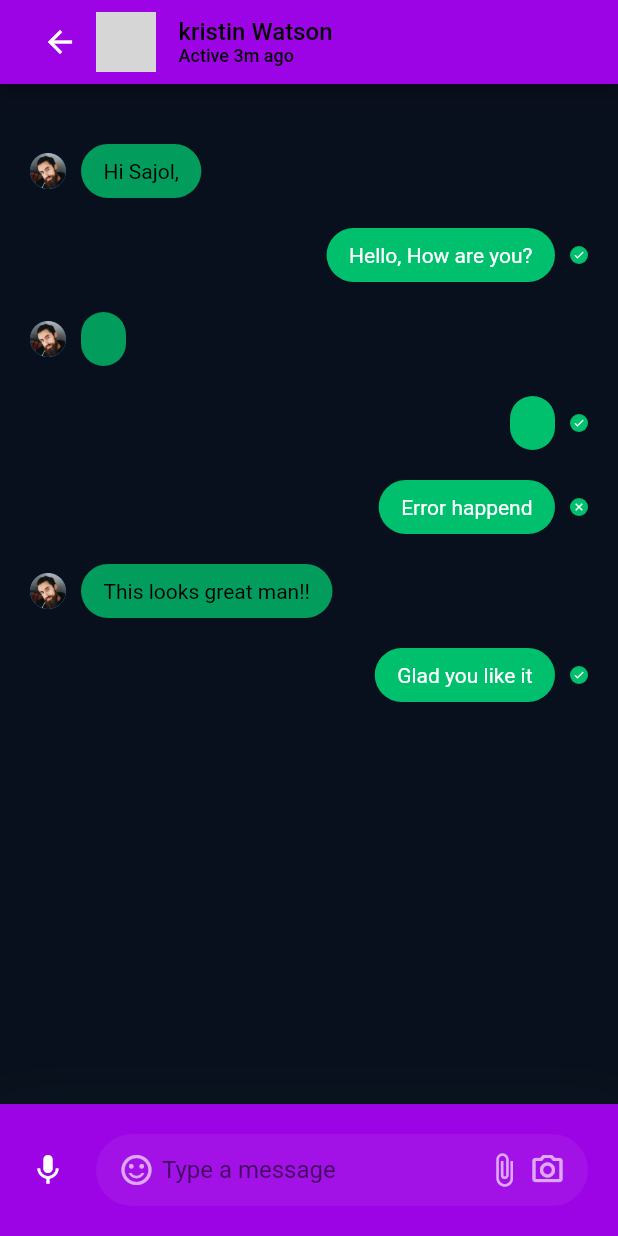
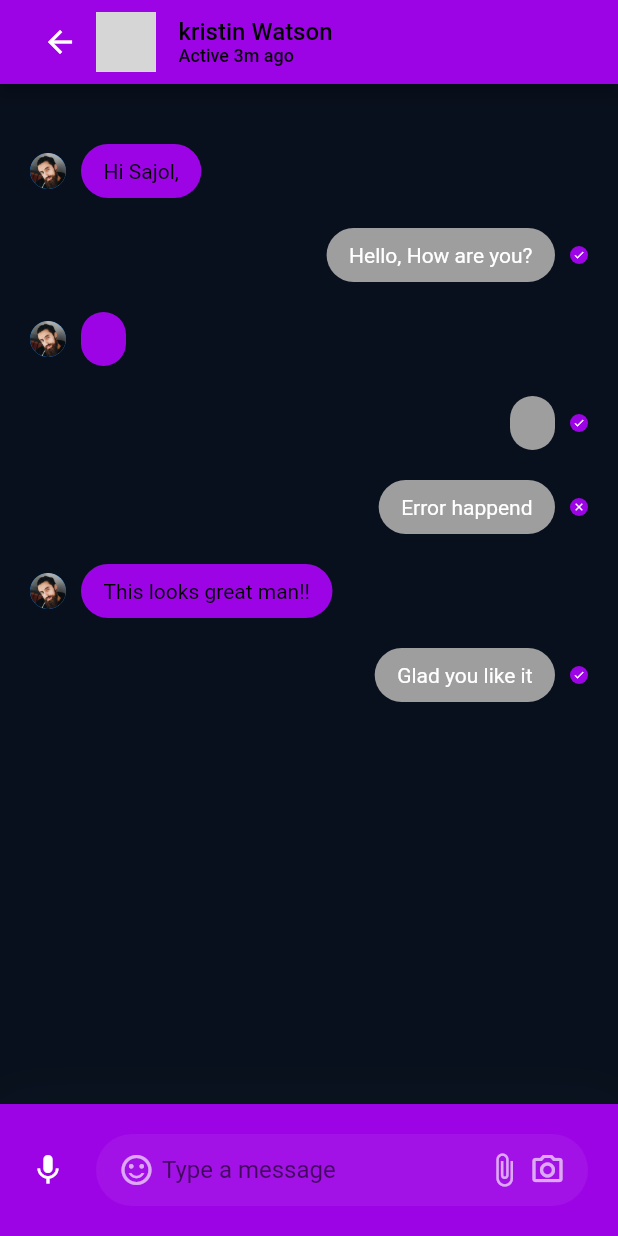
Before and after one commit to MohamedCharaabi/wassalnitn, a Flutter app: the MessagesScreen screen opened directly, on a phone screen of 412 x 824 dp. Run offline on Flutter 3.47's test engine with Material 2 defaults, Android fonts, the light colour scheme and no system bars; our stand-ins replace cloud_firestore, curved_navigation_bar, firebase_auth, firebase_core, fluttertoast, geolocator and 5 more; missing offline and left inert: dart:ffi, geoflutterfire; accounts and stored records are empty; grey boxes are pictures that could not be loaded.

Commit message:
Thank you chraabi for ur support and motivate

```diff
--- a/wassalni/lib/views/screens/messages/Components/messages.dart
+++ b/wassalni/lib/views/screens/messages/Components/messages.dart
@@ -50,7 +50,7 @@ class MessageStatusDot extends StatelessWidget {
       height: 12,
       width: 12,
       decoration: BoxDecoration(
-        color: kPrimaryColor,
+        color: mainColor,
         shape: BoxShape.circle,
       ),
       child: Icon(
--- a/wassalni/lib/views/screens/messages/Components/text_message.dart
+++ b/wassalni/lib/views/screens/messages/Components/text_message.dart
@@ -14,7 +14,7 @@ class TextMessage extends StatelessWidget {
       padding: EdgeInsets.symmetric(
           horizontal: kDefaultPadding * 0.75, vertical: kDefaultPadding / 2),
       decoration: BoxDecoration(
-        color: kPrimaryColor.withOpacity(message.isSender ? 1 : 0.8),
+        color: message.isSender ? Colors.grey : mainColor,
         borderRadius: BorderRadius.circular(30),
       ),
       child: Text(
```
